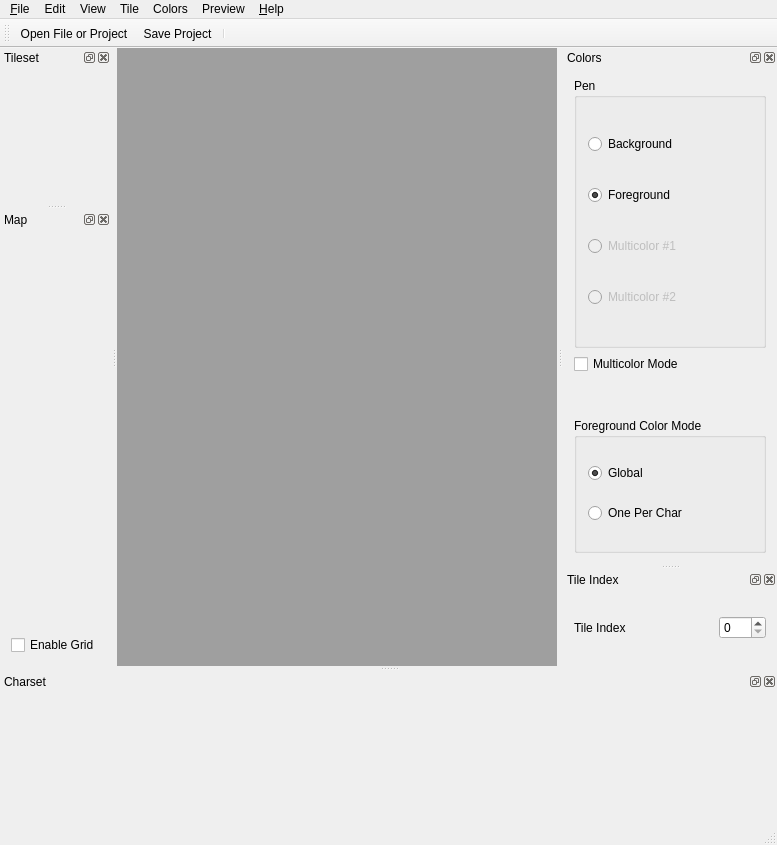
Above: src/mainwindow.ui from ricardoquesada/vchar64 before the change. Below: the same form after it.
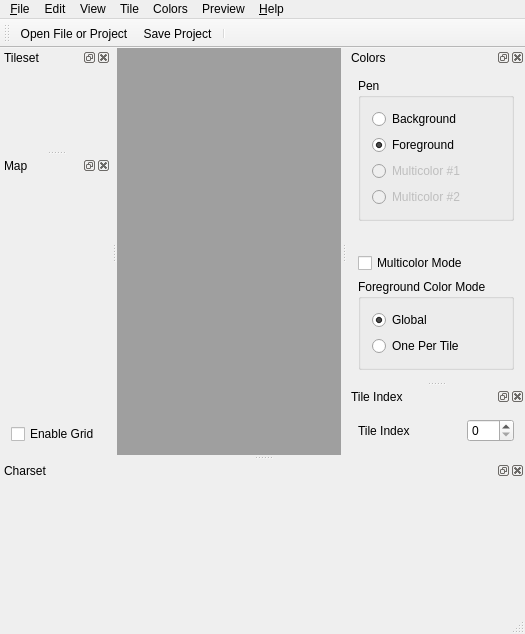
That is the form after the change. Icons and pictures are not drawn. Custom widgets are drawn as their Qt base class.

Commit message: ColorWidget auto scales. Foreground "per tile" and not "per char"

Patch:
```diff
--- a/src/mainwindow.ui
+++ b/src/mainwindow.ui
@@ -6,8 +6,8 @@
    <rect>
     <x>0</x>
     <y>0</y>
-    <width>777</width>
-    <height>845</height>
+    <width>525</width>
+    <height>634</height>
    </rect>
   </property>
   <property name="focusPolicy">
@@ -62,7 +62,7 @@
     <rect>
      <x>0</x>
      <y>0</y>
-     <width>777</width>
+     <width>525</width>
      <height>22</height>
     </rect>
    </property>
@@ -245,7 +245,7 @@
     <number>2</number>
    </attribute>
    <widget class="QWidget" name="dockWidgetContents_2">
-    <layout class="QVBoxLayout" name="verticalLayout_4" stretch="2,1,1,1">
+    <layout class="QVBoxLayout" name="verticalLayout_4">
      <item>
       <widget class="QGroupBox" name="gridGroupBox">
        <property name="title">
@@ -306,6 +306,9 @@
        </layout>
       </widget>
      </item>
+     <item>
+      <widget class="PaletteWidget" name="paletteWidget" native="true"/>
+     </item>
      <item>
       <widget class="QCheckBox" name="checkBox_multicolor">
        <property name="text">
@@ -313,22 +316,6 @@
        </property>
       </widget>
      </item>
-     <item>
-      <widget class="PaletteWidget" name="paletteWidget" native="true">
-       <property name="minimumSize">
-        <size>
-         <width>192</width>
-         <height>32</height>
-        </size>
-       </property>
-       <property name="maximumSize">
-        <size>
-         <width>192</width>
-         <height>32</height>
-        </size>
-       </property>
-      </widget>
-     </item>
      <item>
       <widget class="QGroupBox" name="groupBox">
        <property name="title">
@@ -348,7 +335,7 @@
         <item>
          <widget class="QRadioButton" name="radioButton_charColorPerChar">
           <property name="text">
-           <string>One Per Char</string>
+           <string>One Per Tile</string>
           </property>
          </widget>
         </item>
```
Left out of the diff: 4 changed lines with no effect on the pictures. The commit also changes 9 other files.
